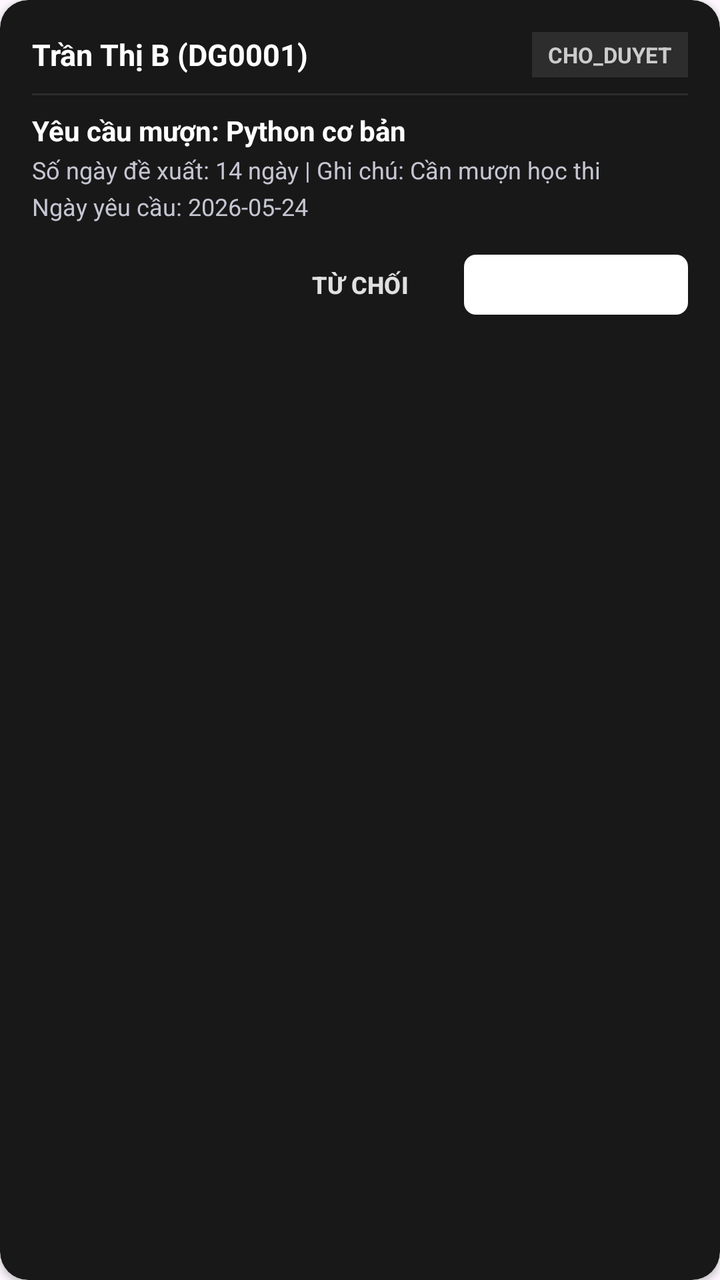
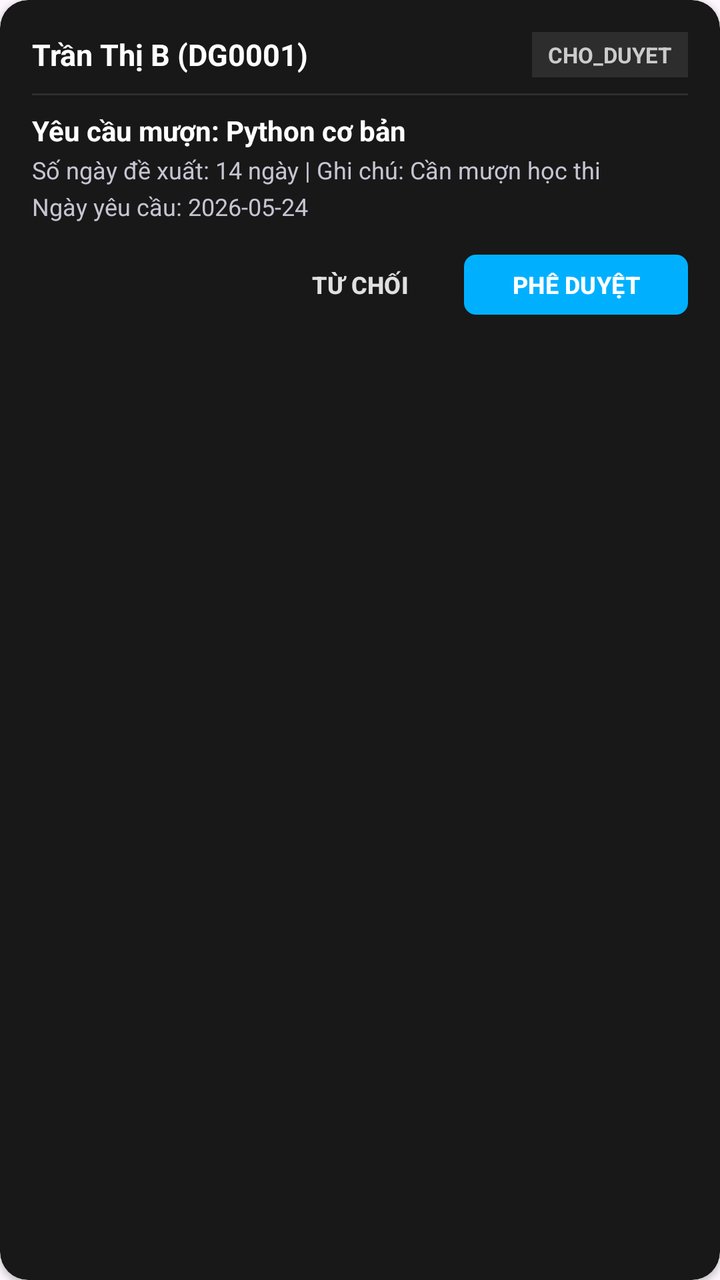

Before-and-after screenshots of an Android layout around one commit, followed by the original layout XML and the change that was made.
<!-- AndroidManifest.xml: application theme Theme.QLTV -->
<!-- res/layout/item_request_borrow.xml -->
<?xml version="1.0" encoding="utf-8"?>
<androidx.cardview.widget.CardView xmlns:android="http://schemas.android.com/apk/res/android"
    xmlns:app="http://schemas.android.com/apk/res-auto"
    android:layout_width="match_parent"
    android:layout_height="wrap_content"
    android:layout_marginHorizontal="4dp"
    android:layout_marginVertical="6dp"
    app:cardBackgroundColor="#181818"
    app:cardCornerRadius="14dp"
    app:cardElevation="2dp">

    <LinearLayout
        android:layout_width="match_parent"
        android:layout_height="wrap_content"
        android:orientation="vertical"
        android:padding="16dp">

        <LinearLayout
            android:layout_width="match_parent"
            android:layout_height="wrap_content"
            android:gravity="center_vertical"
            android:orientation="horizontal">

            <TextView
                android:id="@+id/txtReqReader"
                android:layout_width="0dp"
                android:layout_height="wrap_content"
                android:layout_weight="1"
                android:text="Trần Thị B (DG0001)"
                android:textColor="#FFFFFF"
                android:textSize="15sp"
                android:textStyle="bold" />

            <TextView
                android:id="@+id/badgeReqStatus"
                android:layout_width="wrap_content"
                android:layout_height="wrap_content"
                android:background="#2D2D2D"
                android:paddingHorizontal="8dp"
                android:paddingVertical="4dp"
                android:text="CHO_DUYET"
                android:textColor="#CCCCCC"
                android:textSize="11sp"
                android:textStyle="bold" />
        </LinearLayout>

        <View
            android:layout_width="match_parent"
            android:layout_height="1dp"
            android:layout_marginVertical="8dp"
            android:background="#2D2D2D" />

        <TextView
            android:id="@+id/txtReqBook"
            android:layout_width="wrap_content"
            android:layout_height="wrap_content"
            android:text="Yêu cầu mượn: Python cơ bản"
            android:textColor="#FFFFFF"
            android:textSize="14sp"
            android:textStyle="bold" />

        <TextView
            android:id="@+id/txtReqProposed"
            android:layout_width="wrap_content"
            android:layout_height="wrap_content"
            android:layout_marginTop="2dp"
            android:text="Số ngày đề xuất: 14 ngày | Ghi chú: Cần mượn học thi"
            android:textColor="#C5C5D2"
            android:textSize="12sp" />

        <TextView
            android:id="@+id/txtReqDate"
            android:layout_width="wrap_content"
            android:layout_height="wrap_content"
            android:layout_marginTop="2dp"
            android:text="Ngày yêu cầu: 2026-05-24"
            android:textColor="#C5C5D2"
            android:textSize="12sp" />

        <TextView
            android:id="@+id/txtReqRefuseReason"
            android:layout_width="wrap_content"
            android:layout_height="wrap_content"
            android:layout_marginTop="4dp"
            android:text="Lý do từ chối: -"
            android:textColor="#E0E0E0"
            android:textSize="12sp"
            android:textStyle="italic"
            android:visibility="gone" />

        
        <LinearLayout
            android:id="@+id/layoutReqActions"
            android:layout_width="match_parent"
            android:layout_height="wrap_content"
            android:layout_marginTop="12dp"
            android:gravity="end"
            android:orientation="horizontal">

            <com.google.android.material.button.MaterialButton
                android:id="@+id/btnRejectReq"
                style="@style/Widget.Material3.Button.TextButton"
                android:layout_width="wrap_content"
                android:layout_height="38dp"
                android:text="TỪ CHỐI"
                android:textColor="#E0E0E0"
                android:textSize="12sp"
                android:textStyle="bold" />

            <com.google.android.material.button.MaterialButton
                android:id="@+id/btnApproveReq"
                android:layout_width="wrap_content"
                android:layout_height="38dp"
                android:layout_marginStart="8dp"
                android:text="PHÊ DUYỆT"
                android:textColor="#FFFFFF"
                android:textSize="12sp"
                android:textStyle="bold"
                app:backgroundTint="#FFFFFF"
                app:cornerRadius="6dp" />

            <com.google.android.material.button.MaterialButton
                android:id="@+id/btnConfirmReqPickup"
                android:layout_width="wrap_content"
                android:layout_height="38dp"
                android:layout_marginStart="8dp"
                android:text="XÁC NHẬN LẤY SÁCH"
                android:textColor="#FFFFFF"
                android:textSize="12sp"
                android:textStyle="bold"
                android:visibility="gone"
                app:backgroundTint="#E0E0E0"
                app:cornerRadius="6dp" />
        </LinearLayout>
    </LinearLayout>
</androidx.cardview.widget.CardView>
<!-- resources referenced by this layout -->
<resources>
  <style name="Theme.QLTV" parent="Base.Theme.QLTV" />
  <style name="Base.Theme.QLTV" parent="Theme.Material3.DayNight.NoActionBar">
          
          
      </style>
</resources>

<!-- the commit's change to res/layout/item_request_borrow.xml (unified diff, before → after) -->
@@ -116,7 +116,7 @@
                 android:textColor="#FFFFFF"
                 android:textSize="12sp"
                 android:textStyle="bold"
-                app:backgroundTint="#FFFFFF"
+                app:backgroundTint="#00B0FF"
                 app:cornerRadius="6dp" />
 
             <com.google.android.material.button.MaterialButton
@@ -129,7 +129,7 @@
                 android:textSize="12sp"
                 android:textStyle="bold"
                 android:visibility="gone"
-                app:backgroundTint="#E0E0E0"
+                app:backgroundTint="#4CAF50"
                 app:cornerRadius="6dp" />
         </LinearLayout>
     </LinearLayout>
